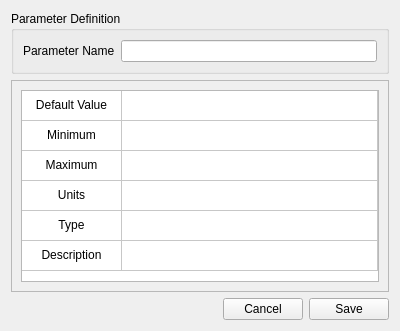
Old version of the form src/sas/qtgui/Utilities/UI/ParameterEditDialogUI.ui in the repository SasView/sasview.
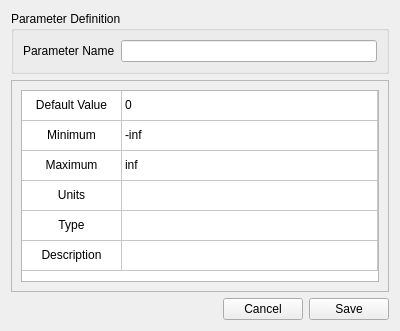
New version of the form.

Commit message: Add default values to `Edit Parameters` dialog

What changed in the file:
```diff
--- a/src/sas/qtgui/Utilities/UI/ParameterEditDialogUI.ui
+++ b/src/sas/qtgui/Utilities/UI/ParameterEditDialogUI.ui
@@ -136,7 +136,7 @@
         </item>
         <item row="0" column="1">
          <property name="text">
-          <string/>
+          <string>0</string>
          </property>
         </item>
         <item row="1" column="0">
@@ -150,6 +150,11 @@
           <set>ItemIsSelectable|ItemIsDragEnabled|ItemIsDropEnabled|ItemIsUserCheckable|ItemIsEnabled</set>
          </property>
         </item>
+        <item row="1" column="1">
+         <property name="text">
+          <string>-inf</string>
+         </property>
+        </item>
         <item row="2" column="0">
          <property name="text">
           <string>Maximum</string>
@@ -161,6 +166,11 @@
           <set>ItemIsSelectable|ItemIsDragEnabled|ItemIsDropEnabled|ItemIsUserCheckable|ItemIsEnabled</set>
          </property>
         </item>
+        <item row="2" column="1">
+         <property name="text">
+          <string>inf</string>
+         </property>
+        </item>
         <item row="3" column="0">
          <property name="text">
           <string>Units</string>
@@ -177,6 +187,11 @@
           <set>ItemIsSelectable|ItemIsDragEnabled|ItemIsDropEnabled|ItemIsUserCheckable|ItemIsEnabled</set>
          </property>
         </item>
+        <item row="3" column="1">
+         <property name="text">
+          <string/>
+         </property>
+        </item>
         <item row="4" column="0">
          <property name="text">
           <string>Type</string>
@@ -193,6 +208,11 @@
           <set>ItemIsSelectable|ItemIsDragEnabled|ItemIsDropEnabled|ItemIsUserCheckable|ItemIsEnabled</set>
          </property>
         </item>
+        <item row="4" column="1">
+         <property name="text">
+          <string/>
+         </property>
+        </item>
         <item row="5" column="0">
          <property name="text">
           <string>Description</string>
```
